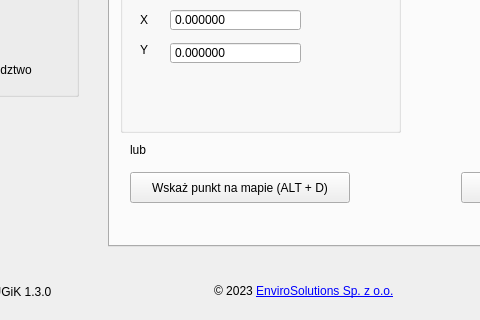
Before: the Qt Designer form uldk_gugik_dialog_base.ui in envirosolutionspl/uldk_gugik, drawn with Qt 5; both pictures show x 82 to 562 and y 194 to 514 of the 858 by 514 pixel window.
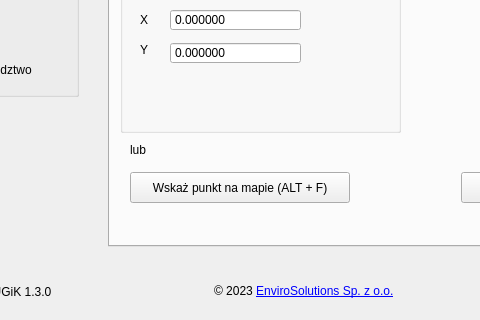
After: the same form once the commit is applied. Icons and pictures are not drawn. Custom widgets are drawn as their Qt base class.

Commit message: Zmiana skrótu klawiszowego

Patch:
```diff
--- a/uldk_gugik_dialog_base.ui
+++ b/uldk_gugik_dialog_base.ui
@@ -363,7 +363,7 @@
          </size>
         </property>
         <property name="text">
-         <string>Wskaż punkt na mapie (ALT + D)</string>
+         <string>Wskaż punkt na mapie (ALT + F)</string>
         </property>
        </widget>
       </item>
```
